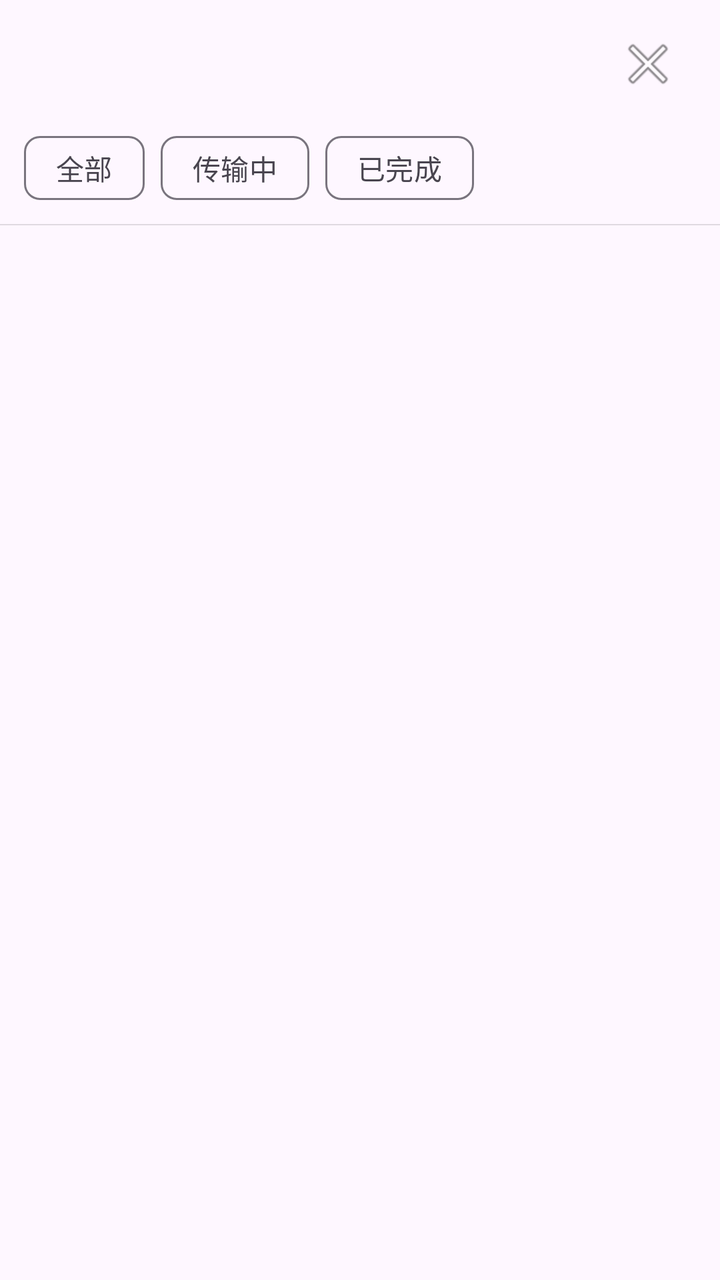
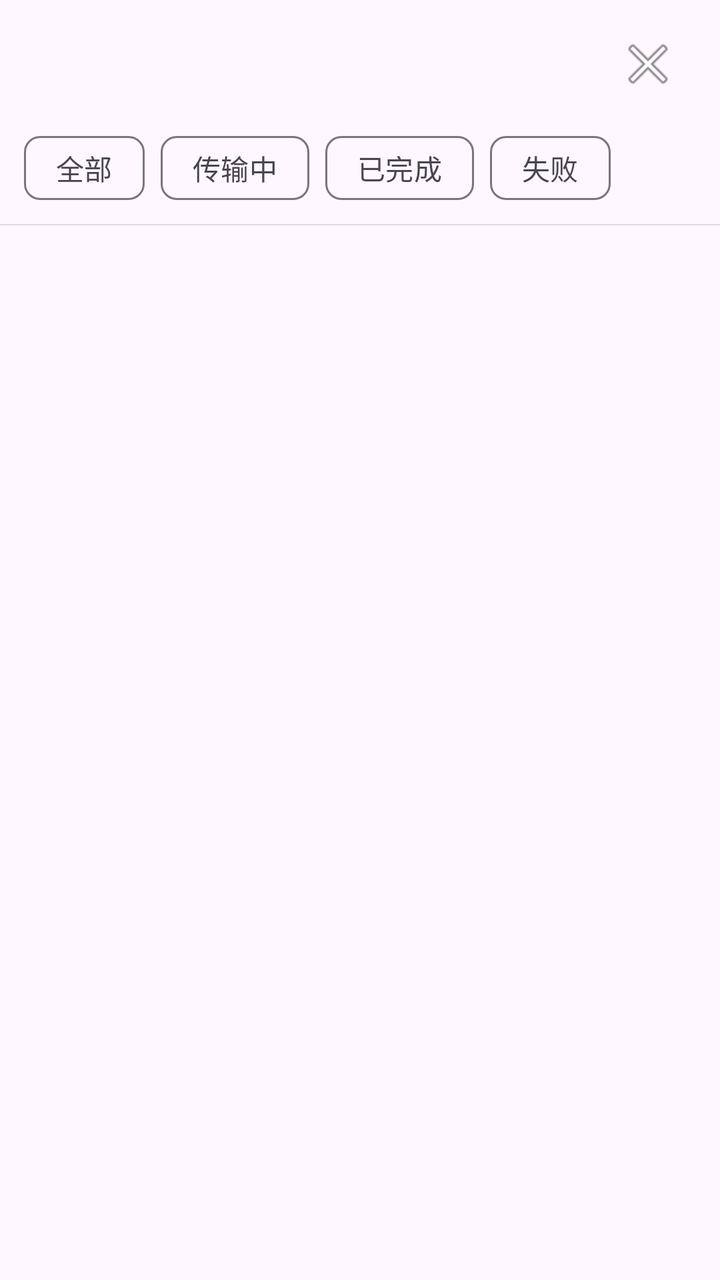

Before-and-after screenshots of an Android layout around one commit, followed by the original layout XML and the change that was made.
<!-- AndroidManifest.xml: application theme Theme.ShareToPC -->
<!-- res/layout/dialog_device_queue.xml -->
<?xml version="1.0" encoding="utf-8"?>
<LinearLayout xmlns:android="http://schemas.android.com/apk/res/android"
    xmlns:app="http://schemas.android.com/apk/res-auto"
    android:layout_width="match_parent"
    android:layout_height="match_parent"
    android:orientation="vertical"
    android:paddingTop="8dp"
    android:background="?android:attr/colorBackground">

    
    <LinearLayout
        android:layout_width="match_parent"
        android:layout_height="wrap_content"
        android:gravity="center_vertical"
        android:orientation="horizontal"
        android:paddingHorizontal="16dp"
        android:paddingVertical="4dp">

        <TextView
            android:id="@+id/tvDialogTitle"
            android:layout_width="0dp"
            android:layout_height="wrap_content"
            android:layout_weight="1"
            android:textSize="18sp"
            android:textStyle="bold" />

        <ImageButton
            android:id="@+id/btnClose"
            android:layout_width="40dp"
            android:layout_height="40dp"
            android:background="?attr/selectableItemBackgroundBorderless"
            android:contentDescription="@string/close"
            android:src="@android:drawable/ic_menu_close_clear_cancel" />
    </LinearLayout>

    
    <com.google.android.material.chip.ChipGroup
        android:id="@+id/chipGroup"
        android:layout_width="match_parent"
        android:layout_height="wrap_content"
        android:layout_marginTop="4dp"
        android:layout_marginBottom="4dp"
        android:paddingHorizontal="12dp"
        app:selectionRequired="true"
        app:singleSelection="true">

        <com.google.android.material.chip.Chip
            android:id="@+id/chipAll"
            style="@style/Widget.Material3.Chip.Filter"
            android:layout_width="wrap_content"
            android:layout_height="wrap_content"
            android:text="@string/filter_all" />

        <com.google.android.material.chip.Chip
            android:id="@+id/chipTransferring"
            style="@style/Widget.Material3.Chip.Filter"
            android:layout_width="wrap_content"
            android:layout_height="wrap_content"
            android:text="@string/filter_transferring" />

        <com.google.android.material.chip.Chip
            android:id="@+id/chipCompleted"
            style="@style/Widget.Material3.Chip.Filter"
            android:layout_width="wrap_content"
            android:layout_height="wrap_content"
            android:text="@string/filter_completed" />
    </com.google.android.material.chip.ChipGroup>

    <View
        android:layout_width="match_parent"
        android:layout_height="0.5dp"
        android:background="?android:attr/listDivider" />

    
    <androidx.recyclerview.widget.RecyclerView
        android:id="@+id/rvTaskList"
        android:layout_width="match_parent"
        android:layout_height="0dp"
        android:layout_weight="1" />

    
    <TextView
        android:id="@+id/tvEmpty"
        android:layout_width="match_parent"
        android:layout_height="0dp"
        android:layout_weight="1"
        android:gravity="center"
        android:text="@string/queue_empty"
        android:textColor="?android:attr/textColorSecondary"
        android:textSize="15sp"
        android:visibility="gone" />

</LinearLayout>
<!-- resources referenced by this layout -->
<resources>
  <string name="close">关闭</string>
  <string name="filter_all">全部</string>
  <string name="filter_completed">已完成</string>
  <string name="filter_transferring">传输中</string>
  <string name="queue_empty">暂无任务</string>
  <style name="Theme.ShareToPC" parent="Base.Theme.ShareToPC" />
  <style name="Base.Theme.ShareToPC" parent="Theme.Material3.DayNight.NoActionBar">
          
          
      </style>
</resources>

<!-- the commit's change to res/layout/dialog_device_queue.xml (unified diff, before → after) -->
@@ -3,9 +3,10 @@
     xmlns:app="http://schemas.android.com/apk/res-auto"
     android:layout_width="match_parent"
     android:layout_height="match_parent"
+    android:layout_margin="16dp"
+    android:background="@drawable/bg_dialog"
     android:orientation="vertical"
-    android:paddingTop="8dp"
-    android:background="?android:attr/colorBackground">
+    android:paddingTop="8dp">
 
     
     <LinearLayout
@@ -64,6 +65,13 @@
             android:layout_width="wrap_content"
             android:layout_height="wrap_content"
             android:text="@string/filter_completed" />
+
+        <com.google.android.material.chip.Chip
+            android:id="@+id/chipFailed"
+            style="@style/Widget.Material3.Chip.Filter"
+            android:layout_width="wrap_content"
+            android:layout_height="wrap_content"
+            android:text="@string/filter_failed" />
     </com.google.android.material.chip.ChipGroup>
 
     <View
<!-- resource entries referenced after the edit -->
@@ -1,8 +1,15 @@
 <!-- resources referenced by this layout -->
 <resources>
+  <!-- drawable bg_dialog (drawable) -->
+  <?xml version="1.0" encoding="utf-8"?>
+  <shape xmlns:android="http://schemas.android.com/apk/res/android">
+      <solid android:color="?attr/colorSurface" />
+      <corners android:radius="16dp" />
+  </shape>
   <string name="close">关闭</string>
   <string name="filter_all">全部</string>
   <string name="filter_completed">已完成</string>
+  <string name="filter_failed">失败</string>
   <string name="filter_transferring">传输中</string>
   <string name="queue_empty">暂无任务</string>
   <style name="Theme.ShareToPC" parent="Base.Theme.ShareToPC" />
